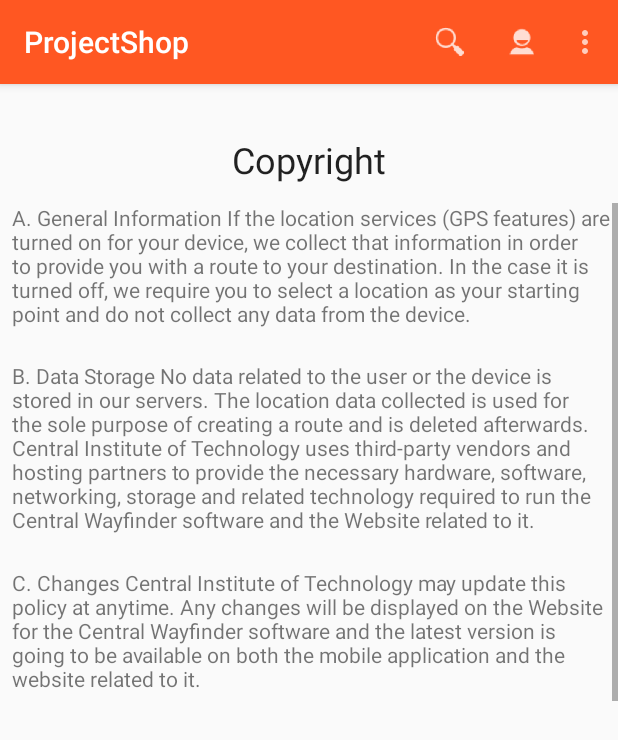
After one commit to lucasangelon/esy2shop, an Android app: the CopyrightActivity screen opened directly, with no data from a screen before it, on a phone screen of 412 x 824 dp. The commit adds this screen. Shown: the top 740 px of the screen. Run offline under Robolectric (Android 15) with nearby library versions, the phone set to English and light mode, and no system bars.

Commit message:
Add CopyrightActivity
Add copyright activity and changed the layout name to
activity_copyright and the context layout.

```diff
--- a/app/src/main/AndroidManifest.xml
+++ b/app/src/main/AndroidManifest.xml
@@ -16,6 +16,7 @@
                 <category android:name="android.intent.category.LAUNCHER" />
             </intent-filter>
         </activity>
+        <activity android:name=".CopyrightActivity" />
     </application>
 
 </manifest>
--- /dev/null
+++ b/app/src/main/java/codefactory/projectshop/CopyrightActivity.java
@@ -0,0 +1,48 @@
+package codefactory.projectshop;
+
+import android.os.Bundle;
+import android.support.v7.app.AppCompatActivity;
+import android.support.v7.widget.Toolbar;
+import android.view.Menu;
+import android.view.MenuItem;
+
+/**
+ * Created by Connie on 19/08/15.
+ */
+public class CopyrightActivity extends AppCompatActivity {
+
+    private Toolbar toolbar;                              // Declaring the Toolbar Object
+    @Override
+    protected void onCreate(Bundle savedInstanceState) {
+
+        super.onCreate(savedInstanceState);
+        setContentView(R.layout.activity_copyright);
+        toolbar = (Toolbar) findViewById(R.id.tool_bar); // Attaching the layout to the toolbar object
+        setSupportActionBar(toolbar);                   // Setting toolbar as the ActionBar with setSupportActionBar() call
+
+
+    }
+
+    @Override
+    public boolean onCreateOptionsMenu(Menu menu) {
+        // Inflate the menu; this adds items to the action bar if it is present.
+        getMenuInflater().inflate(R.menu.menu_splash, menu);
+        return true;
+    }
+
+    @Override
+    public boolean onOptionsItemSelected(MenuItem item) {
+        // Handle action bar item clicks here. The action bar will
+        // automatically handle clicks on the Home/Up button, so long
+        // as you specify a parent activity in AndroidManifest.xml.
+        int id = item.getItemId();
+
+        //noinspection SimplifiableIfStatement
+        if (id == R.id.action_settings) {
+            return true;
+        }
+
+        return super.onOptionsItemSelected(item);
+    }
+
+}
--- /dev/null
+++ b/app/src/main/res/layout/activity_copyright.xml
@@ -0,0 +1,62 @@
+<?xml version="1.0" encoding="utf-8"?>
+<RelativeLayout xmlns:android="http://schemas.android.com/apk/res/android"
+    android:orientation="vertical"
+    android:layout_width="match_parent"
+    android:layout_height="match_parent"
+    android:weightSum="1"
+    android:id="@+id/copyright">
+   <!-- Add toolbar on this page-->
+    <include
+        android:id="@+id/tool_bar"
+        layout="@layout/tool_bar">
+
+    </include>
+    <TextView
+        android:layout_width="wrap_content"
+        android:layout_height="wrap_content"
+        android:textAppearance="?android:attr/textAppearanceLarge"
+        android:text="Copyright"
+        android:id="@+id/title"
+        android:textSize="24dp"
+        android:layout_marginTop="34dp"
+        android:layout_below="@+id/tool_bar"
+        android:layout_centerHorizontal="true" />
+
+
+    <ScrollView xmlns:android="http://schemas.android.com/apk/res/android"
+        android:id="@+id/scrollView"
+        android:layout_width="fill_parent"
+        android:layout_marginTop="135dp"
+
+        android:layout_height="350dp"
+        android:visibility="visible"
+        android:touchscreenBlocksFocus="false"
+        android:transitionGroup="false"
+        android:importantForAccessibility="auto"
+        android:focusable="false">
+        <LinearLayout
+            android:layout_width="fill_parent"
+            android:layout_height="300dp"
+            android:layout_marginLeft="8dp"
+            android:layout_marginRight="4dp"
+            android:orientation="vertical">
+
+            <TextView
+                android:layout_width="fill_parent"
+                android:layout_height="105dp"
+                android:text="@string/copyright1"
+                android:id="@+id/textView1" />
+            <TextView
+                android:layout_width="fill_parent"
+                android:layout_height="138dp"
+                android:text="@string/copyright2"
+                android:id="@+id/textView2" />
+            <TextView
+                android:layout_width="fill_parent"
+                android:layout_height="125dp"
+                android:text="@string/copyright3"
+                android:id="@+id/textView3"/>
+        </LinearLayout>
+    </ScrollView>
+
+</RelativeLayout>
--- a/app/src/main/res/values/strings.xml
+++ b/app/src/main/res/values/strings.xml
@@ -3,12 +3,14 @@
 
     <string name="hello_world">Hello world!</string>
     <string name="action_settings">Settings</string>
-    <string name="copyright"> A. General Information
+    <string name="copyright1"> A. General Information
 If the location services (GPS features) are turned on for your device, we collect that information in order to provide you with a route to your destination. In the case it is turned off, we require you to select a location as your starting point and do not collect any data from the device.
-       B. Data Storage
+    </string>
+    <string name="copyright2"> B. Data Storage
 No data related to the user or the device is stored in our servers. The location data collected is used for the sole purpose of creating a route and is deleted afterwards.
 Central Institute of Technology uses third-party vendors and hosting partners to provide the necessary hardware, software, networking, storage and related technology required to run the Central Wayfinder software and the Website related to it.
-       C. Changes
+    </string>
+    <string name="copyright3"> C. Changes
 Central Institute of Technology may update this policy at anytime. Any changes will be displayed on the Website for the Central Wayfinder software and the latest version is going to be available on both the mobile application and the website related to it.
-</string>
+    </string>
 </resources>
```
Also changed, not shown: app/src/main/res/layout/copyright.xml (deleted, +0 -49 lines).
